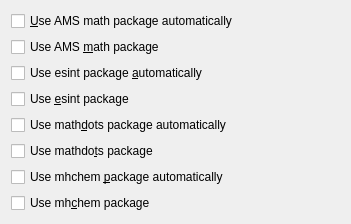
First picture: the form in src/frontends/qt4/ui/MathsUi.ui, repository cburschka/lyx, before the edit.
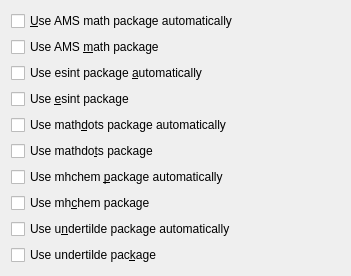
Second picture: the form after the edit.

Commit message: - UI support for the LaTeX-package undertilde, fileformat change, fixed the remaining part of bug #6622, Georg already implemented the non-UI support

The edit to the form file:
```diff
--- a/src/frontends/qt4/ui/MathsUi.ui
+++ b/src/frontends/qt4/ui/MathsUi.ui
@@ -6,7 +6,7 @@
     <x>0</x>
     <y>0</y>
     <width>351</width>
-    <height>224</height>
+    <height>261</height>
    </rect>
   </property>
   <property name="windowTitle">
@@ -103,6 +103,29 @@
     </widget>
    </item>
    <item row="8" column="0">
+    <widget class="QCheckBox" name="undertildeautoCB">
+     <property name="toolTip">
+      <string>The LaTeX package undertilde is only used if you use the math frame decoration 'utilde'</string>
+     </property>
+     <property name="text">
+      <string>Use u&amp;ndertilde package automatically</string>
+     </property>
+     <property name="checked">
+      <bool>false</bool>
+     </property>
+    </widget>
+   </item>
+   <item row="9" column="0">
+    <widget class="QCheckBox" name="undertildeCB">
+     <property name="toolTip">
+      <string>The LaTeX package undertilde is always used</string>
+     </property>
+     <property name="text">
+      <string>Use undertilde pac&amp;kage</string>
+     </property>
+    </widget>
+   </item>
+   <item row="10" column="0">
     <spacer>
      <property name="orientation">
       <enum>Qt::Vertical</enum>
```
Left out of the diff: 1 changed line with no effect on the pictures. The commit also changes 9 other files.
